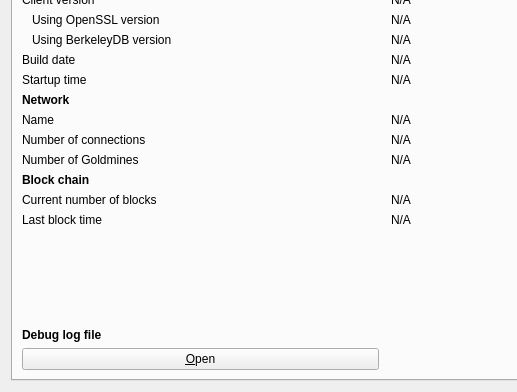
The window that src/qt/forms/rpcconsole.ui (AdvancedTechnologyCoin/arc_core) describes before a commit, drawn with Qt 5; both pictures show x 0 to 517 and y 93 to 485 of the 769 by 485 pixel window.
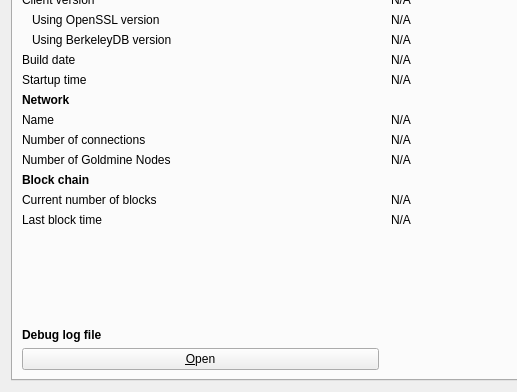
The same window after the commit. Icons and pictures are not drawn. Custom widgets are drawn as their Qt base class.

```diff
--- a/src/qt/forms/rpcconsole.ui
+++ b/src/qt/forms/rpcconsole.ui
@@ -325,7 +325,7 @@
        <item row="10" column="0">
         <widget class="QLabel" name="goldmineCountLabel">
          <property name="text">
-          <string>Number of Goldmines</string>
+          <string>Number of Goldmine Nodes</string>
          </property>
         </widget>
        </item>
```
Left out of the diff: 4 changed lines with no effect on the pictures.
